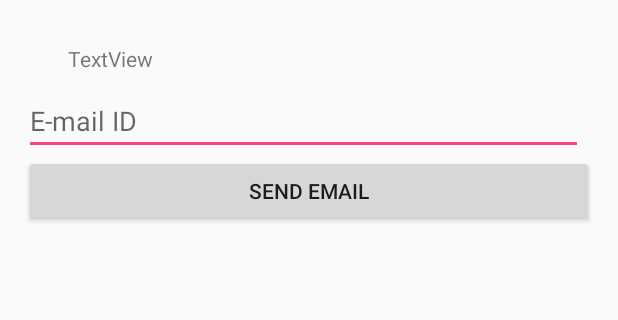
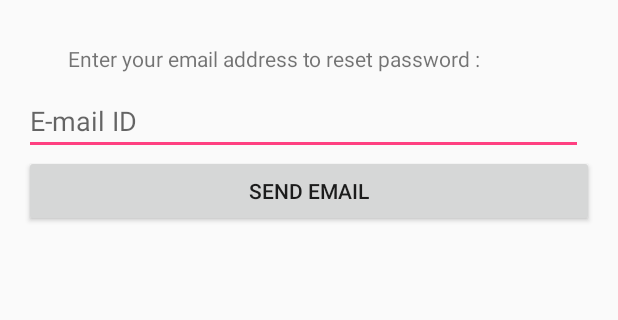
Before and after one commit to Sagar2693/Team5_COMP313-001_SoftwareDevelopment2, an Android app: the resetpassword_activity screen opened directly, with no data from a screen before it, on a phone screen of 412 x 824 dp, the part 558-878 px from its top. Run offline under Robolectric (Android 15) with nearby library versions, the phone set to English and light mode, and no system bars; our stand-ins replace Firebase (no records; nobody signed in at launch, a user with empty details on screens opened directly).

Commit message:
updated reset password

```diff
--- a/app/src/main/res/layout/activity_resetpassword_activity.xml
+++ b/app/src/main/res/layout/activity_resetpassword_activity.xml
@@ -22,7 +22,7 @@
         android:layout_centerHorizontal="true" />
 
     <TextView
-        android:text="TextView"
+        android:text="Enter your email address to reset password :"
         android:layout_width="wrap_content"
         android:layout_height="wrap_content"
         android:layout_marginStart="29dp"
```
